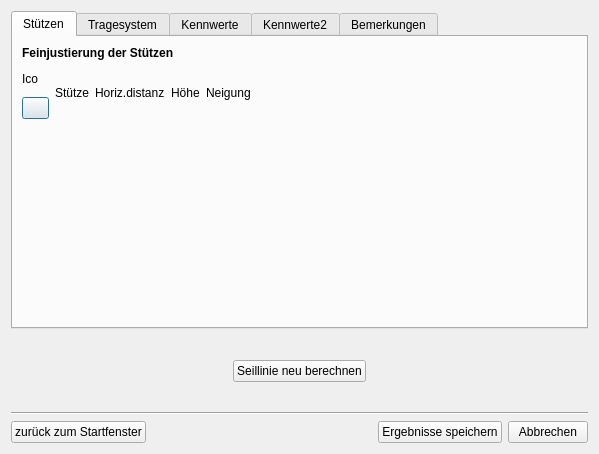
First picture: the form in gui/adjustmentDialog.ui, repository piMoll/SEILAPLAN, before the edit.
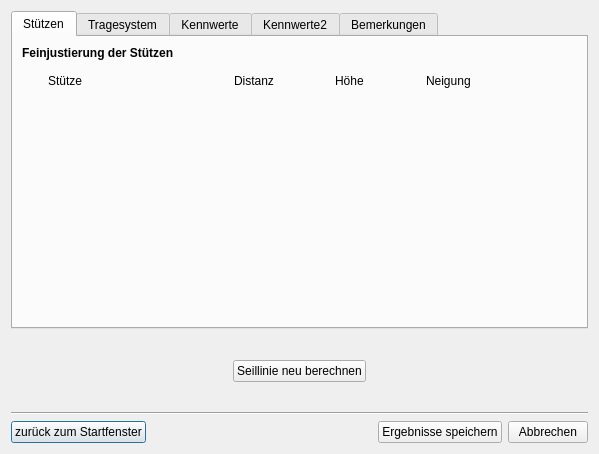
Second picture: the form after the edit. Icons and pictures are not drawn.

Commit message: Reorganize GUI layout for poles to allow for row inserts.

Diff of the .ui file:
```diff
--- a/gui/adjustmentDialog.ui
+++ b/gui/adjustmentDialog.ui
@@ -14,25 +14,25 @@
    <string>Dialog</string>
   </property>
   <layout class="QGridLayout" name="gridLayout_2">
-   <item row="3" column="0">
-    <spacer name="verticalSpacer">
-     <property name="orientation">
-      <enum>Qt::Vertical</enum>
-     </property>
-     <property name="sizeType">
-      <enum>QSizePolicy::MinimumExpanding</enum>
-     </property>
-     <property name="sizeHint" stdset="0">
-      <size>
-       <width>20</width>
-       <height>5</height>
-      </size>
-     </property>
-    </spacer>
-   </item>
    <item row="0" column="0">
     <layout class="QVBoxLayout" name="plotLayout"/>
    </item>
+   <item row="3" column="0">
+    <spacer name="verticalSpacer">
+     <property name="orientation">
+      <enum>Qt::Vertical</enum>
+     </property>
+     <property name="sizeType">
+      <enum>QSizePolicy::MinimumExpanding</enum>
+     </property>
+     <property name="sizeHint" stdset="0">
+      <size>
+       <width>20</width>
+       <height>5</height>
+      </size>
+     </property>
+    </spacer>
+   </item>
    <item row="6" column="0">
     <widget class="Line" name="line">
      <property name="orientation">
@@ -40,6 +40,60 @@
      </property>
     </widget>
    </item>
+   <item row="5" column="0">
+    <spacer name="verticalSpacer_6">
+     <property name="orientation">
+      <enum>Qt::Vertical</enum>
+     </property>
+     <property name="sizeType">
+      <enum>QSizePolicy::MinimumExpanding</enum>
+     </property>
+     <property name="sizeHint" stdset="0">
+      <size>
+       <width>20</width>
+       <height>5</height>
+      </size>
+     </property>
+    </spacer>
+   </item>
+   <item row="7" column="0">
+    <layout class="QHBoxLayout" name="buttonLayout">
+     <item>
+      <widget class="QPushButton" name="btnBackToStart">
+       <property name="text">
+        <string>zurück zum Startfenster</string>
+       </property>
+      </widget>
+     </item>
+     <item>
+      <spacer name="horizontalSpacer_3">
+       <property name="orientation">
+        <enum>Qt::Horizontal</enum>
+       </property>
+       <property name="sizeHint" stdset="0">
+        <size>
+         <width>40</width>
+         <height>20</height>
+        </size>
+       </property>
+      </spacer>
+     </item>
+     <item>
+      <widget class="QPushButton" name="btnSave">
+       <property name="text">
+        <string>Ergebnisse speichern</string>
+       </property>
+      </widget>
+     </item>
+     <item>
+      <widget class="QPushButton" name="btnCancel">
+       <property name="text">
+        <string>Abbrechen</string>
+       </property>
+      </widget>
+     </item>
+    </layout>
+   </item>
    <item row="2" column="0">
     <layout class="QVBoxLayout" name="tabLayout">
      <item>
@@ -73,112 +127,142 @@
              </property>
             </widget>
            </item>
+          </layout>
+         </item>
            <item>
-            <layout class="QHBoxLayout" name="horizontalLayout_2">
+          <layout class="QHBoxLayout" name="poleGrid">
              <item>
-              <layout class="QGridLayout" name="gridStueAdd">
-               <property name="verticalSpacing">
-                <number>6</number>
-               </property>
-               <item row="0" column="0">
-                <widget class="QLabel" name="Icons">
+            <layout class="QVBoxLayout" name="addBtnVGrid">
+             <item>
+              <widget class="QLabel" name="label_28">
                  <property name="sizePolicy">
-                  <sizepolicy hsizetype="Fixed" vsizetype="Preferred">
+                <sizepolicy hsizetype="Fixed" vsizetype="Fixed">
                    <horstretch>0</horstretch>
                    <verstretch>0</verstretch>
                   </sizepolicy>
                  </property>
                  <property name="minimumSize">
                   <size>
-                   <width>0</width>
-                   <height>25</height>
-                  </size>
-                 </property>
-                 <property name="maximumSize">
-                  <size>
-                   <width>16777215</width>
-                   <height>25</height>
-                  </size>
-                 </property>
-                 <property name="text">
-                  <string>Ico</string>
-                 </property>
-                </widget>
-               </item>
-               <item row="1" column="0">
-                <widget class="QPushButton" name="btnAddPole">
-                 <property name="maximumSize">
-                  <size>
-                   <width>27</width>
-                   <height>27</height>
+                 <width>18</width>
+                 <height>30</height>
                   </size>
                  </property>
                  <property name="text">
                   <string/>
                  </property>
-                 <property name="icon">
-                  <iconset resource="resources.qrc">
-                   <normaloff>:/plugins/SeilaplanPlugin/gui/icons/icon_plus.png</normaloff>:/plugins/SeilaplanPlugin/gui/icons/icon_plus.png</iconset>
-                 </property>
                 </widget>
                </item>
               </layout>
              </item>
              <item>
-              <layout class="QGridLayout" name="gridPoles">
-               <property name="verticalSpacing">
-                <number>6</number>
-               </property>
-               <item row="0" column="1">
-                <widget class="QLabel" name="label_19">
-                 <property name="text">
-                  <string>Horiz.distanz</string>
-                 </property>
-                </widget>
-               </item>
-               <item row="0" column="2">
-                <widget class="QLabel" name="label_20">
-                 <property name="text">
-                  <string>Höhe</string>
-                 </property>
-                </widget>
-               </item>
-               <item row="0" column="0">
-                <widget class="QLabel" name="label_18">
+            <layout class="QVBoxLayout" name="poleVGrid">
+             <item>
+              <layout class="QHBoxLayout" name="poleHgridHeader">
+               <item>
+                <widget class="QLabel" name="label_31">
                  <property name="sizePolicy">
-                  <sizepolicy hsizetype="Preferred" vsizetype="Fixed">
+                  <sizepolicy hsizetype="Fixed" vsizetype="Fixed">
                    <horstretch>0</horstretch>
                    <verstretch>0</verstretch>
                   </sizepolicy>
                  </property>
                  <property name="minimumSize">
                   <size>
-                   <width>0</width>
-                   <height>25</height>
+                   <width>180</width>
+                   <height>30</height>
                   </size>
                  </property>
-                 <property name="maximumSize">
-                  <size>
-                   <width>16777215</width>
-                   <height>25</height>
-                  </size>
+                 <property name="lineWidth">
+                  <number>1</number>
                  </property>
                  <property name="text">
                   <string>Stütze</string>
                  </property>
+                 <property name="margin">
+                  <number>0</number>
+                 </property>
+                 <property name="indent">
+                  <number>2</number>
+                 </property>
                 </widget>
                </item>
-               <item row="0" column="3">
-                <widget class="QLabel" name="label_21">
+               <item>
+                <widget class="QLabel" name="label_35">
+                 <property name="sizePolicy">
+                  <sizepolicy hsizetype="Fixed" vsizetype="Fixed">
+                   <horstretch>0</horstretch>
+                   <verstretch>0</verstretch>
+                  </sizepolicy>
+                 </property>
+                 <property name="minimumSize">
+                  <size>
+                   <width>95</width>
+                   <height>30</height>
+                  </size>
+                 </property>
+                 <property name="text">
+                  <string>Distanz</string>
+                 </property>
+                 <property name="margin">
+                  <number>0</number>
+                 </property>
+                 <property name="indent">
+                  <number>2</number>
+                 </property>
+                </widget>
+               </item>
+               <item>
+                <widget class="QLabel" name="label_30">
+                 <property name="sizePolicy">
+                  <sizepolicy hsizetype="Fixed" vsizetype="Fixed">
+                   <horstretch>0</horstretch>
+                   <verstretch>0</verstretch>
+                  </sizepolicy>
+                 </property>
+                 <property name="minimumSize">
+                  <size>
+                   <width>85</width>
+                   <height>30</height>
+                  </size>
+                 </property>
+                 <property name="text">
+                  <string>Höhe</string>
+                 </property>
+                 <property name="margin">
+                  <number>0</number>
+                 </property>
+                 <property name="indent">
+                  <number>2</number>
+                 </property>
+                </widget>
+               </item>
+               <item>
+                <widget class="QLabel" name="label_36">
+                 <property name="sizePolicy">
+                  <sizepolicy hsizetype="Fixed" vsizetype="Fixed">
+                   <horstretch>0</horstretch>
+                   <verstretch>0</verstretch>
+                  </sizepolicy>
+                 </property>
+                 <property name="minimumSize">
+                  <size>
+                   <width>60</width>
+                   <height>30</height>
+                  </size>
+                 </property>
                  <property name="text">
                   <string>Neigung</string>
                  </property>
+                 <property name="margin">
+                  <number>0</number>
+                 </property>
+                 <property name="indent">
+                  <number>2</number>
+                 </property>
                 </widget>
                </item>
-              </layout>
-             </item>
              <item>
-              <spacer name="horizontalSpacer_5">
+                <spacer name="horizontalSpacer_6">
                <property name="orientation">
                 <enum>Qt::Horizontal</enum>
                </property>
@@ -189,6 +273,8 @@
                 </size>
                </property>
               </spacer>
+               </item>
+              </layout>
              </item>
             </layout>
            </item>
@@ -950,44 +1036,6 @@
      </item>
     </layout>
    </item>
-   <item row="7" column="0">
-    <layout class="QHBoxLayout" name="buttonLayout">
-     <item>
-      <widget class="QPushButton" name="btnBackToStart">
-       <property name="text">
-        <string>zurück zum Startfenster</string>
-       </property>
-      </widget>
-     </item>
-     <item>
-      <spacer name="horizontalSpacer_3">
-       <property name="orientation">
-        <enum>Qt::Horizontal</enum>
-       </property>
-       <property name="sizeHint" stdset="0">
-        <size>
-         <width>40</width>
-         <height>20</height>
-        </size>
-       </property>
-      </spacer>
-     </item>
-     <item>
-      <widget class="QPushButton" name="btnSave">
-       <property name="text">
-        <string>Ergebnisse speichern</string>
-       </property>
-      </widget>
-     </item>
-     <item>
-      <widget class="QPushButton" name="btnCancel">
-       <property name="text">
-        <string>Abbrechen</string>
-       </property>
-      </widget>
-     </item>
-    </layout>
-   </item>
    <item row="4" column="0">
     <layout class="QHBoxLayout" name="calculateLayout">
      <item>
@@ -1005,6 +1053,12 @@
      </item>
      <item>
       <widget class="QPushButton" name="btnRunCalc">
+       <property name="cursor">
+        <cursorShape>ArrowCursor</cursorShape>
+       </property>
+       <property name="mouseTracking">
+        <bool>false</bool>
+       </property>
        <property name="text">
         <string>Seillinie neu berechnen</string>
        </property>
@@ -1025,22 +1079,6 @@
      </item>
     </layout>
    </item>
-   <item row="5" column="0">
-    <spacer name="verticalSpacer_6">
-     <property name="orientation">
-      <enum>Qt::Vertical</enum>
-     </property>
-     <property name="sizeType">
-      <enum>QSizePolicy::MinimumExpanding</enum>
-     </property>
-     <property name="sizeHint" stdset="0">
-      <size>
-       <width>20</width>
-       <height>5</height>
-      </size>
-     </property>
-    </spacer>
-   </item>
   </layout>
  </widget>
  <resources>
```
Lines whose indentation alone changed are shown as unchanged. The commit also changes 2 other files.
